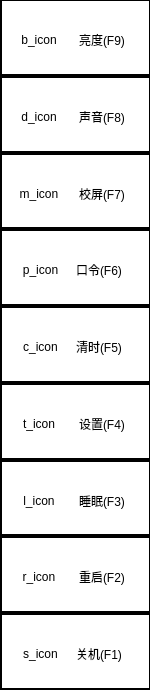
taiyuankejizhu/SparkZNC, file startmenu.ui: the form before one commit.
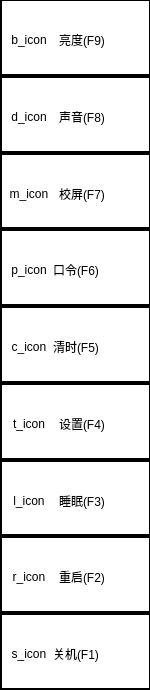
The form after the commit.

What changed in the file:
```diff
--- a/startmenu.ui
+++ b/startmenu.ui
@@ -497,6 +497,24 @@
          </property>
          <item>
           <widget class="QLabel" name="label_brightness">
+           <property name="sizePolicy">
+            <sizepolicy hsizetype="Preferred" vsizetype="Preferred">
+             <horstretch>0</horstretch>
+             <verstretch>0</verstretch>
+            </sizepolicy>
+           </property>
+           <property name="minimumSize">
+            <size>
+             <width>48</width>
+             <height>32</height>
+            </size>
+           </property>
+           <property name="maximumSize">
+            <size>
+             <width>48</width>
+             <height>100</height>
+            </size>
+           </property>
            <property name="text">
             <string>b_icon</string>
            </property>
@@ -966,6 +984,24 @@
          </property>
          <item>
           <widget class="QLabel" name="label_sound">
+           <property name="sizePolicy">
+            <sizepolicy hsizetype="Preferred" vsizetype="Preferred">
+             <horstretch>0</horstretch>
+             <verstretch>0</verstretch>
+            </sizepolicy>
+           </property>
+           <property name="minimumSize">
+            <size>
+             <width>48</width>
+             <height>32</height>
+            </size>
+           </property>
+           <property name="maximumSize">
+            <size>
+             <width>48</width>
+             <height>100</height>
+            </size>
+           </property>
            <property name="text">
             <string>d_icon</string>
            </property>
@@ -1435,6 +1471,24 @@
          </property>
          <item>
           <widget class="QLabel" name="label_calibration">
+           <property name="sizePolicy">
+            <sizepolicy hsizetype="Preferred" vsizetype="Preferred">
+             <horstretch>0</horstretch>
+             <verstretch>0</verstretch>
+            </sizepolicy>
+           </property>
+           <property name="minimumSize">
+            <size>
+             <width>48</width>
+             <height>32</height>
+            </size>
+           </property>
+           <property name="maximumSize">
+            <size>
+             <width>48</width>
+             <height>100</height>
+            </size>
+           </property>
            <property name="text">
             <string>m_icon</string>
            </property>
@@ -1907,6 +1961,24 @@
          </property>
          <item>
           <widget class="QLabel" name="label_password">
+           <property name="sizePolicy">
+            <sizepolicy hsizetype="Preferred" vsizetype="Preferred">
+             <horstretch>0</horstretch>
+             <verstretch>0</verstretch>
+            </sizepolicy>
+           </property>
+           <property name="minimumSize">
+            <size>
+             <width>48</width>
+             <height>32</height>
+            </size>
+           </property>
+           <property name="maximumSize">
+            <size>
+             <width>48</width>
+             <height>100</height>
+            </size>
+           </property>
            <property name="text">
             <string>p_icon</string>
            </property>
@@ -2379,6 +2451,24 @@
          </property>
          <item>
           <widget class="QLabel" name="label_clear">
+           <property name="sizePolicy">
+            <sizepolicy hsizetype="Preferred" vsizetype="Preferred">
+             <horstretch>0</horstretch>
+             <verstretch>0</verstretch>
+            </sizepolicy>
+           </property>
+           <property name="minimumSize">
+            <size>
+             <width>48</width>
+             <height>32</height>
+            </size>
+           </property>
+           <property name="maximumSize">
+            <size>
+             <width>48</width>
+             <height>100</height>
+            </size>
+           </property>
            <property name="text">
             <string>c_icon</string>
            </property>
@@ -2848,6 +2938,24 @@
          </property>
          <item>
           <widget class="QLabel" name="label_setting">
+           <property name="sizePolicy">
+            <sizepolicy hsizetype="Preferred" vsizetype="Preferred">
+             <horstretch>0</horstretch>
+             <verstretch>0</verstretch>
+            </sizepolicy>
+           </property>
+           <property name="minimumSize">
+            <size>
+             <width>48</width>
+             <height>32</height>
+            </size>
+           </property>
+           <property name="maximumSize">
+            <size>
+             <width>48</width>
+             <height>100</height>
+            </size>
+           </property>
            <property name="text">
             <string>t_icon</string>
            </property>
@@ -3317,6 +3425,24 @@
          </property>
          <item>
           <widget class="QLabel" name="label_sleep">
+           <property name="sizePolicy">
+            <sizepolicy hsizetype="Preferred" vsizetype="Preferred">
+             <horstretch>0</horstretch>
+             <verstretch>0</verstretch>
+            </sizepolicy>
+           </property>
+           <property name="minimumSize">
+            <size>
+             <width>48</width>
+             <height>32</height>
+            </size>
+           </property>
+           <property name="maximumSize">
+            <size>
+             <width>48</width>
+             <height>100</height>
+            </size>
+           </property>
            <property name="text">
             <string>l_icon</string>
            </property>
@@ -3786,6 +3912,24 @@
          </property>
          <item>
           <widget class="QLabel" name="label_restart">
+           <property name="sizePolicy">
+            <sizepolicy hsizetype="Preferred" vsizetype="Preferred">
+             <horstretch>0</horstretch>
+             <verstretch>0</verstretch>
+            </sizepolicy>
+           </property>
+           <property name="minimumSize">
+            <size>
+             <width>48</width>
+             <height>32</height>
+            </size>
+           </property>
+           <property name="maximumSize">
+            <size>
+             <width>48</width>
+             <height>100</height>
+            </size>
+           </property>
            <property name="text">
             <string>r_icon</string>
            </property>
@@ -4258,6 +4402,24 @@
          </property>
          <item>
           <widget class="QLabel" name="label_shut">
+           <property name="sizePolicy">
+            <sizepolicy hsizetype="Preferred" vsizetype="Preferred">
+             <horstretch>0</horstretch>
+             <verstretch>0</verstretch>
+            </sizepolicy>
+           </property>
+           <property name="minimumSize">
+            <size>
+             <width>48</width>
+             <height>32</height>
+            </size>
+           </property>
+           <property name="maximumSize">
+            <size>
+             <width>48</width>
+             <height>100</height>
+            </size>
+           </property>
            <property name="text">
             <string>s_icon</string>
            </property>
```
